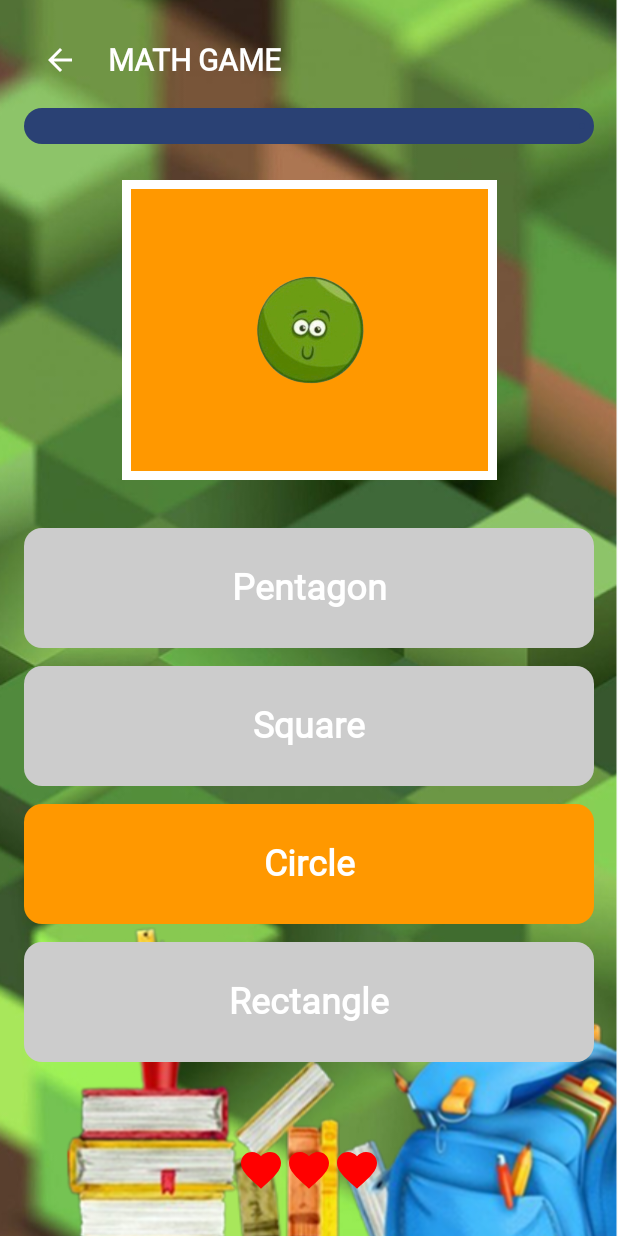
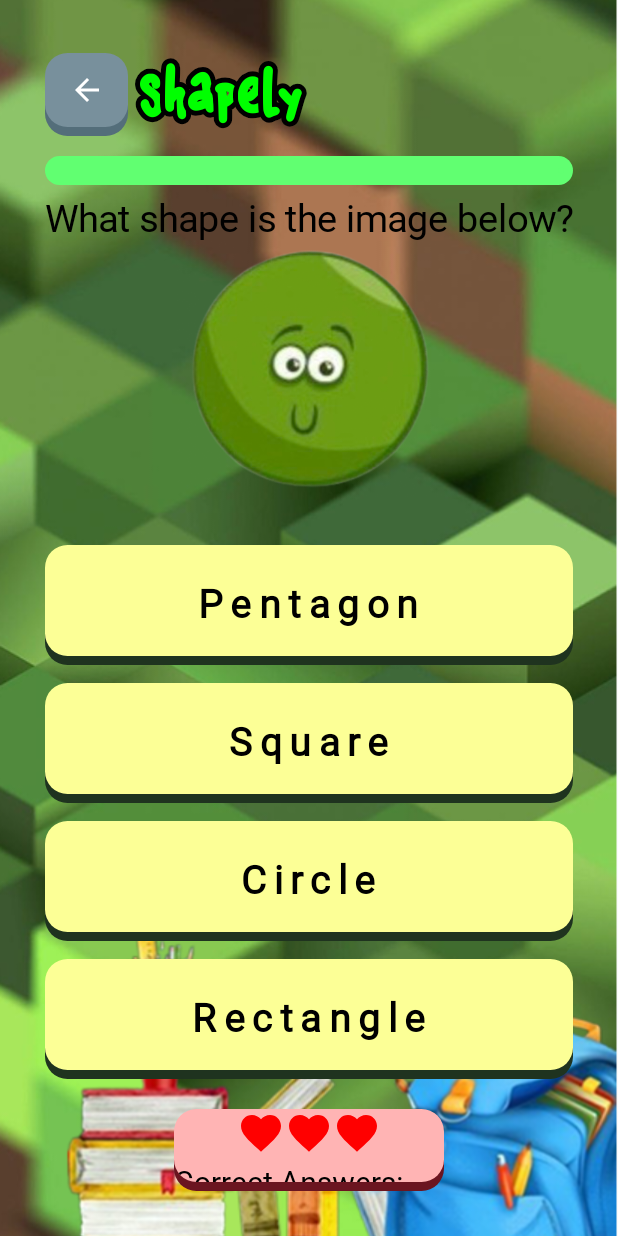
Before and after one commit to raphaelcatacutan/EZLearn, an Android app built with Jetpack Compose: the shapely screen opened through its navigation route, on a phone screen of 412 x 824 dp. Run offline under Robolectric (Android 15) with nearby library versions, the light colour scheme and no system bars; Roboto replaces fonts that are not available here.

Commit message:
Shapely design

```diff
--- a/app/src/main/java/com/plm/ezlearn/ui/pages/Shapely.kt
+++ b/app/src/main/java/com/plm/ezlearn/ui/pages/Shapely.kt
@@ -13,6 +13,7 @@
 import androidx.compose.foundation.layout.Column
 import androidx.compose.foundation.layout.Row
 import androidx.compose.foundation.layout.Spacer
+import androidx.compose.foundation.layout.fillMaxHeight
 import androidx.compose.foundation.layout.fillMaxSize
 import androidx.compose.foundation.layout.fillMaxWidth
 import androidx.compose.foundation.layout.height
@@ -38,6 +39,8 @@
 import androidx.compose.ui.Modifier
 import androidx.compose.ui.draw.clip
 import androidx.compose.ui.graphics.Color
+import androidx.compose.ui.graphics.StrokeCap
+import androidx.compose.ui.graphics.drawscope.Stroke
 import androidx.compose.ui.layout.ContentScale
 import androidx.compose.ui.res.painterResource
 import androidx.compose.ui.text.font.FontWeight
@@ -48,11 +51,15 @@
 import androidx.navigation.NavController
 import androidx.navigation.compose.rememberNavController
 import com.plm.ezlearn.R
+import com.plm.ezlearn.ui.components.ComponentOutlinedText
+import com.plm.ezlearn.ui.components.ComponentThreeDContainer
 import com.plm.ezlearn.ui.components.DialogExplanation
 import com.plm.ezlearn.ui.components.DialogLost
 import com.plm.ezlearn.ui.components.DialogPaused
 import com.plm.ezlearn.ui.components.DialogWin
 import com.plm.ezlearn.ui.theme.EZLearnTheme
+import com.plm.ezlearn.ui.theme.chalkboardFont
+import com.plm.ezlearn.ui.theme.shootingStarFont
 
 @Composable
 fun ViewShapely(navController: NavController = rememberNavController()) {
@@ -94,63 +101,78 @@
         Column(
             modifier = Modifier
                 .fillMaxSize()
-                .padding(16.dp)
+                .padding(vertical = 30.dp, horizontal = 30.dp)
         ) {
             // Top Bar
             Row(
                 verticalAlignment = Alignment.CenterVertically,
                 modifier = Modifier.fillMaxWidth()
             ) {
-                IconButton(onClick = onBackClick) {
+                ComponentThreeDContainer(
+                    modifier = Modifier
+                        .width(55.dp)
+                        .height(55.dp),
+                    backgroundColor = Color(0xFF78909C),
+                    shadowColor = Color(0xFF546E7A),
+                    cornerRadius = 15.dp,
+                    isPushable = true,
+                    onClick = { isPaused = true }
+                ) {
                     Icon(
                         imageVector = Icons.Default.ArrowBack,
-                        contentDescription = "Back",
-                        tint = Color.White
+                        contentDescription = "Pause",
+                        tint = Color.White,
+                        modifier = Modifier.size(24.dp)
                     )
                 }
                 Spacer(modifier = Modifier.width(8.dp))
-                Text(
-                    text = "MATH GAME",
-                    color = Color.White,
-                    fontSize = 20.sp,
-                    fontWeight = FontWeight.Bold
+                ComponentOutlinedText(
+                    text = "Shapely",
+                    fillColor = Color.Green,
+                    fontSize = 30.sp,
+                    fontFamily = shootingStarFont,
+                    outlineColor = Color.Black,
+                    outlineDrawStyle = Stroke(10f)
                 )
             }
 
-            // Timer bar
             LinearProgressIndicator(
                 progress = { progress.value },
                 modifier = Modifier
                     .fillMaxWidth()
-                    .height(40.dp)
-                    .padding(vertical = 8.dp)
+                    .height(35.dp)
+                    .padding(vertical = 8.dp),
+                strokeCap = StrokeCap.Round,
+                color = Color(0xFF61FF71),
+                trackColor = Color(0xFF044607),
+                gapSize = 0.dp,
             )
+            Spacer(modifier = Modifier.width(16.dp))
 
-            Row(
+            //Question  Box
+            Column(
                 modifier = Modifier
                     .fillMaxWidth()
-                    .padding(16.dp), // Optional padding for spacing
-                horizontalArrangement = Arrangement.Center // Centers the box horizontally
+                    .height(200.dp)
+                    .background(Color.Transparent),
+                horizontalAlignment = Alignment.CenterHorizontally
             ) {
-                Box(
-                    modifier = Modifier
-                        .width(250.dp) // Preserves the width
-                        .height(200.dp)
-                        .background(
-                            Color(0xFFFF9800), // Dynamically set background color
+                Text(
+                    text = "What shape is the image below?",
+                    fontSize = 25.sp,
+                    fontFamily = chalkboardFont,
+                    color = Color.Black
                 )
-                        .border(6.dp, Color.White),
-                    contentAlignment = Alignment.Center
-                ) {
+                Spacer(modifier = Modifier.width(8.dp))
                 Image(
                     painter = painterResource(id = question.questionImage),
                     contentDescription = null,
-                        modifier = Modifier.size(80.dp)
+                    modifier = Modifier
+                        .fillMaxHeight()
                 )
             }
-            }
 
-            Spacer(modifier = Modifier.height(16.dp))
+            Spacer(modifier = Modifier.height(32.dp))
 
             // Options
             Column(verticalArrangement = Arrangement.spacedBy(12.dp)) {
@@ -160,27 +182,30 @@
                         modifier = Modifier.fillMaxWidth()
                     ) {
                         row.forEachIndexed { index, option ->
-                            val bgColor = when (question.answer == option) {
-                                true -> Color(0xFFFF9800) // Orange
-                                false -> Color.LightGray
-                            }
-                            Box(
+                            val bgColor = if (question.answer == option && showExplanation) Color(
+                                0xFFB6F596
+                            ) else Color(0xFFFCFF96)
+                            ComponentThreeDContainer(
                                 modifier = Modifier
-                                    .weight(1f)
-                                    .height(80.dp)
-                                    .clip(RoundedCornerShape(12.dp))
-                                    .background(bgColor)
-                                    .clickable {
+                                    .fillMaxWidth()
+                                    .height(80.dp),
+                                backgroundColor = bgColor,
+                                shadowColor = Color(0xFF1F331F),
+                                cornerRadius = 15.dp,
+                                onClick = {
                                     showExplanation = true
                                     isCorrect = option == question.answer
                                 },
-                                contentAlignment = Alignment.Center
+                                isPushable = true
                             ) {
                                 Text(
                                     text = option,
-                                    fontSize = 24.sp,
+                                    fontSize = 26.sp,
                                     fontWeight = FontWeight.Bold,
-                                    color = Color.White
+                                    color = Color.Black,
+                                    letterSpacing = 5.sp,
+                                    modifier = Modifier
+                                        .padding(top = 5.dp)
                                 )
                             }
                         }
@@ -190,11 +215,29 @@
 
             Spacer(modifier = Modifier.weight(1f))
 
-            // Lives
+            Column(
+                modifier = Modifier
+                    .fillMaxWidth()
+                    .padding(top = 20.dp),
+                horizontalAlignment = Alignment.CenterHorizontally
+            ) {// Lives
+                ComponentThreeDContainer(
+                    modifier = Modifier
+                        .width(180.dp)
+                        .height(90.dp),
+                    backgroundColor = Color(0xFFFFB4B4),
+                    shadowColor = Color(0xFF6B1520),
+                    cornerRadius = 15.dp
+                ) {
+                    Column(
+                        modifier = Modifier
+                            .fillMaxWidth(),
+                        horizontalAlignment = Alignment.CenterHorizontally,
+                        verticalArrangement = Arrangement.spacedBy(0.dp)
+                    ) {
                         Row(
                             modifier = Modifier
-                    .fillMaxWidth()
-                    .padding(bottom = 12.dp),
+                                .fillMaxWidth(),
                             horizontalArrangement = Arrangement.Center
                         ) {
                             repeat(3) { index ->
@@ -204,6 +247,16 @@
                                     tint = if (index < lives) Color.Red else Color.LightGray,
                                     modifier = Modifier.size(32.dp)
                                 )
+                            }
+                        }
+                        Text(
+                            text = "Correct Answers: $correctAnswers / 10",
+                            color = Color.Black,
+                            fontSize = 20.sp,
+                            modifier = Modifier
+                                .padding(top = 5.dp)
+                        )
+                    }
                 }
             }
         }
```
Lines whose indentation alone changed are shown as unchanged.
